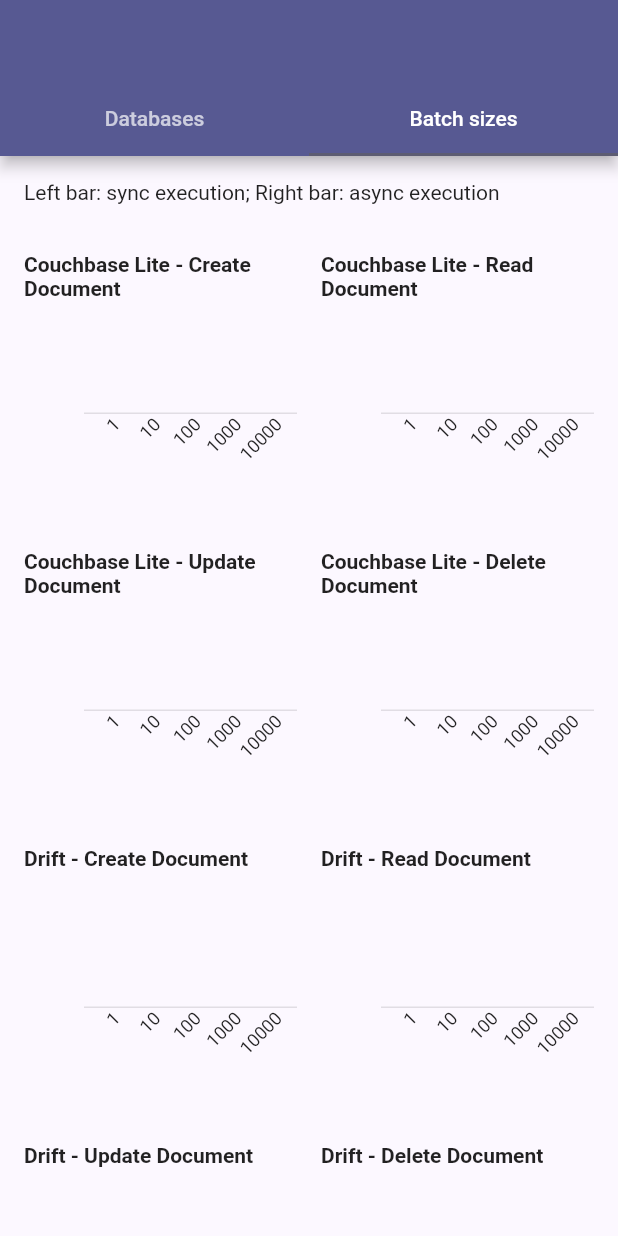
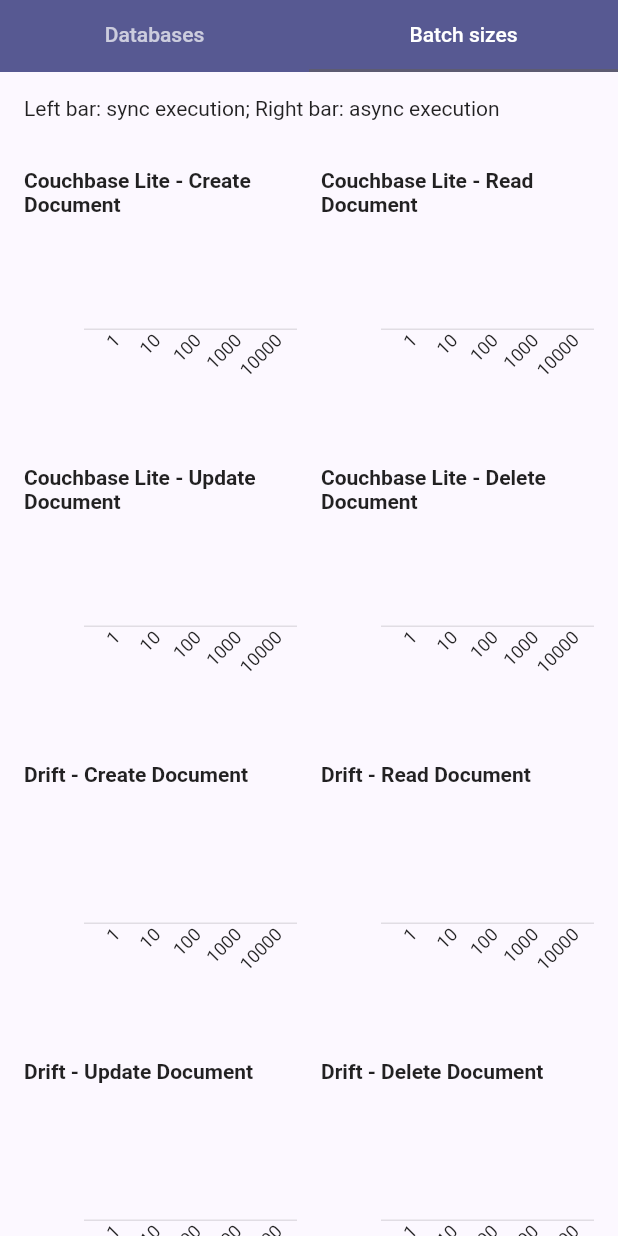
Before and after one commit to blaugold/embedded_db_benchmark, a Flutter app: the ChartsView screen opened directly, tab 2 chosen, on a phone screen of 412 x 824 dp. Run offline on Flutter 3.47's test engine with Material 2 defaults, Android fonts, the phone set to English and light mode, and no system bars; drawn by our look-alikes of fl_chart; our stand-ins replace args, csv, drift, file_picker, hive, isar and 1 more; missing offline and left inert: cbl, cbl_dart, cbl_flutter, realm_dart, tabular, test; accounts and stored records are empty; generated files the repository leaves out were written again.

Commit message:
Make app bar of chart view smaller

```diff
--- a/packages/app/lib/src/charts_view.dart
+++ b/packages/app/lib/src/charts_view.dart
@@ -18,18 +18,27 @@ class ChartsView extends StatelessWidget {
     return DefaultTabController(
       length: 2,
       child: Scaffold(
-        appBar: AppBar(
-          bottom: const TabBar(
+        body: Column(
+          children: [
+            Container(
+              color: Theme.of(context).primaryColor,
+              child: SafeArea(
+                child: const TabBar(
                   tabs: [
                     Tab(text: 'Databases'),
                     Tab(text: 'Batch sizes'),
                   ],
                 ),
               ),
-        body: const TabBarView(
+            ),
+            Expanded(
+              child: const TabBarView(
                 children: [
                   _DatabasesCharts(),
                   _BatchSizeCharts(),
+                ],
+              ),
+            ),
           ],
         ),
       ),
```
Lines whose indentation alone changed are shown as unchanged.
